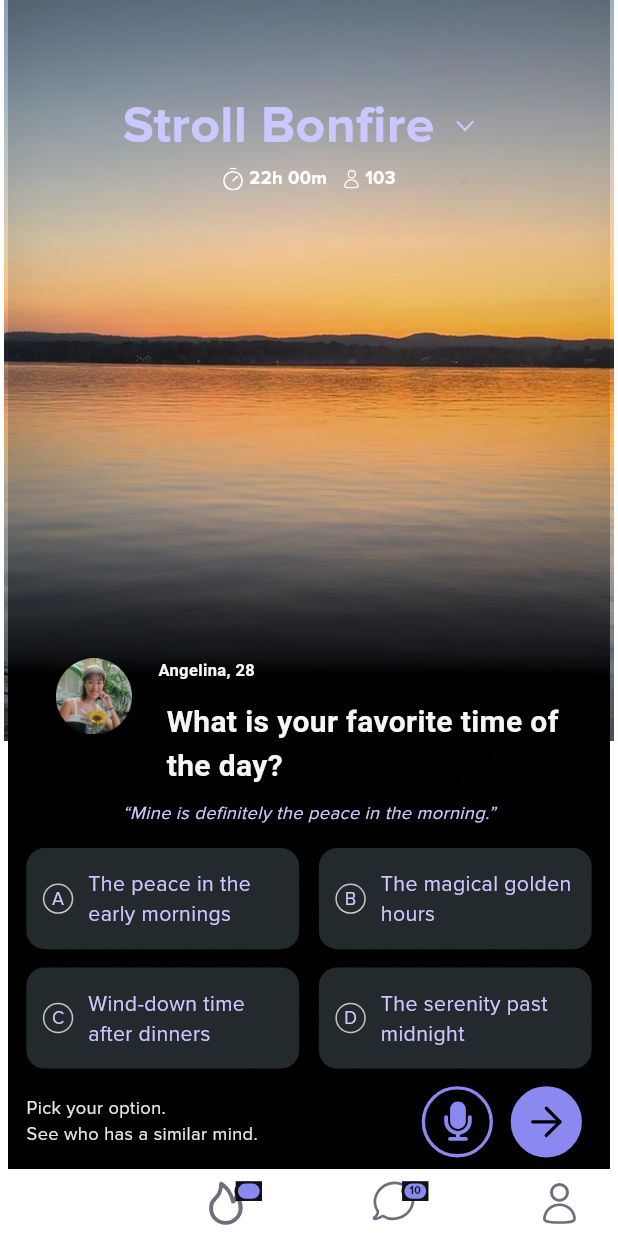
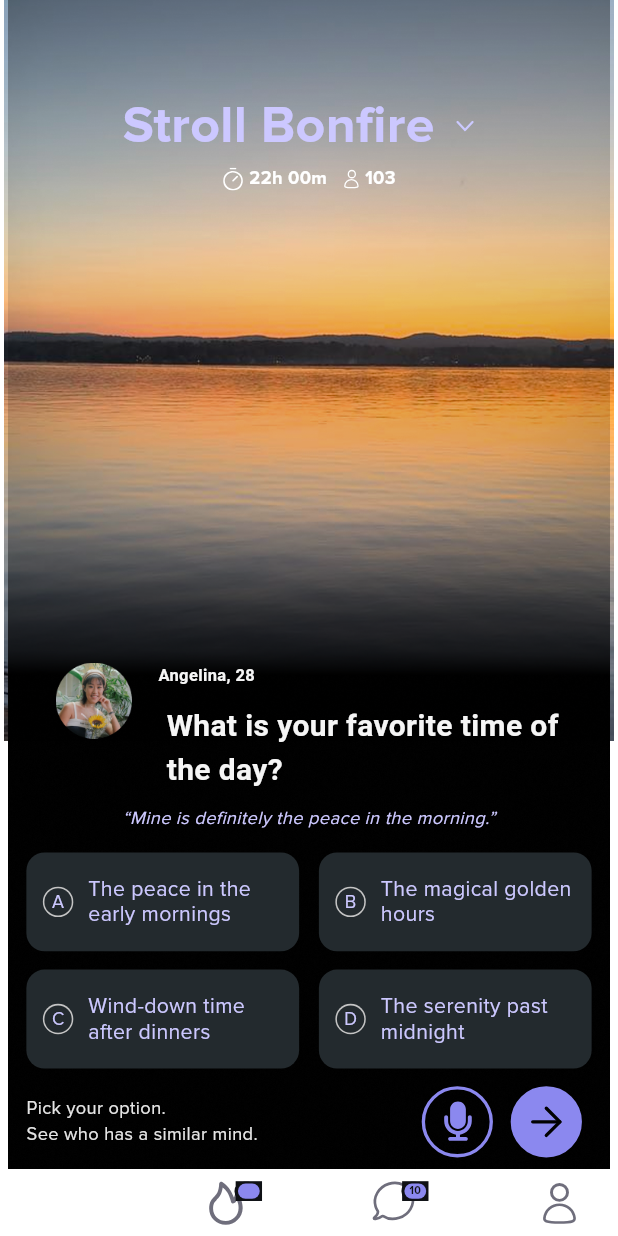
Before and after one commit to Israela608/bonfire_ui, a Flutter app: the screen it shows after launch, on a phone screen of 412 x 824 dp. Run offline on Flutter 3.47's test engine with Material 3 defaults, Android fonts, the phone set to English and light mode, and no system bars; our stand-ins replace equatable, flutter_hooks, flutter_screenutil, flutter_svg, hooks_riverpod, page_transition.

Commit message:
Card option item height

```diff
--- a/lib/modules/components/card_option_item.dart
+++ b/lib/modules/components/card_option_item.dart
@@ -23,6 +23,7 @@ class CardOptionsItem extends StatelessWidget {
     return GestureDetector(
       onTap: onPress,
       child: Container(
+        height: 65.h,
         padding: EdgeInsets.only(
           left: 10.w,
           right: 9.w,
@@ -66,6 +67,7 @@ class CardOptionsItem extends StatelessWidget {
                   fontSize: 14,
                   color: AppColor.text4,
                   fontWeight: FontWeight.w400,
+                  height: 0,
                 ),
               ),
             ),
```
